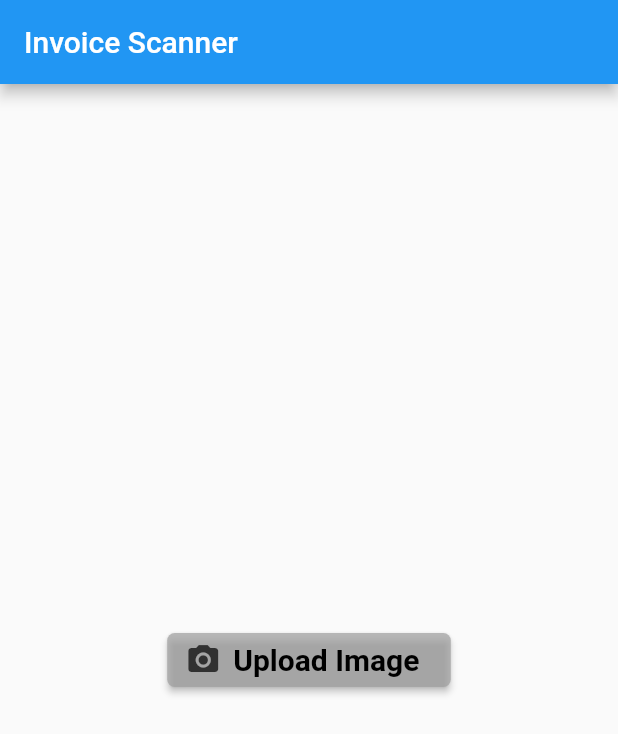
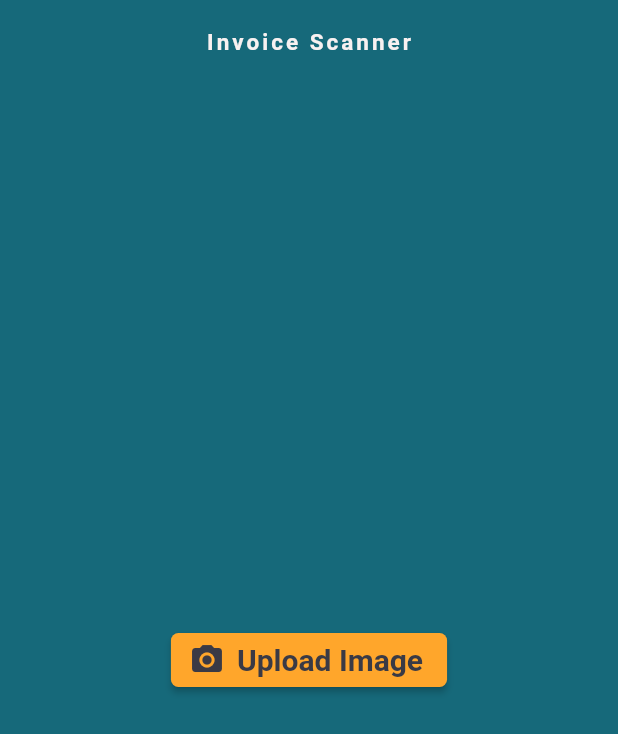
Before and after one commit to Meihern/Invoice-Scanner-Flutter-Mobile, a Flutter app: the screen it shows after launch, on a phone screen of 412 x 824 dp. Shown: the top 734 px of the screen. Run offline on Flutter 3.47's test engine with Material 2 defaults, Android fonts, the phone set to English and light mode, and no system bars; our stand-ins replace bloc, dio, equatable, flutter_bloc, image_cropper, image_picker.

Commit message:
design v1.0

```diff
--- a/lib/main.dart
+++ b/lib/main.dart
@@ -5,6 +5,7 @@ import 'package:mobile_app_invoice_scanner/providers/invoice_scanner_provider.da
 import 'package:mobile_app_invoice_scanner/screens/error_screen.dart';
 import 'package:mobile_app_invoice_scanner/screens/home_details_screen.dart';
 import 'package:mobile_app_invoice_scanner/screens/home_screen.dart';
+import 'package:mobile_app_invoice_scanner/shared/constants.dart';
 
 void main() {
   runApp(
@@ -27,8 +28,20 @@ class MainApp extends StatelessWidget {
         visualDensity: VisualDensity.adaptivePlatformDensity,
       ),
       home: Scaffold(
+        backgroundColor: themePrimaryColor,
         appBar: AppBar(
-          title: Text("Invoice Scanner"),
+          title: Text(
+            'Invoice Scanner',
+            style: TextStyle(
+                color: themeGreyIshColor,
+                fontSize: 15.0,
+                fontWeight: FontWeight.bold,
+                letterSpacing: 2
+            ),
+          ),
+          elevation: 0,
+          centerTitle: true,
+          backgroundColor: themePrimaryColor,
         ),
         body: BlocBuilder<MainBloc, MainState>(
           builder: (BuildContext context, MainState state) {
@@ -46,7 +59,9 @@ class MainApp extends StatelessWidget {
 
             return Center(
               child: Container(
-                child: CircularProgressIndicator(),
+                child: CircularProgressIndicator(
+                  valueColor: new AlwaysStoppedAnimation<Color>(themeLightColor),
+                ),
               ),
             );
           }
--- /dev/null
+++ b/lib/shared/constants.dart
@@ -0,0 +1,8 @@
+import 'package:flutter/material.dart';
+
+// Theme colors
+const themePrimaryColor = const Color(0xFF16697a);
+const themeSecondaryColor = const Color(0xFFdb6400);
+const themeGreyIshColor = const Color(0xFFf8f1f1);
+const themeDarkColor = const Color(0xFF3A3A45);
+const themeLightColor = const Color(0xFFffa62b);
--- a/lib/widgets/camera_button.dart
+++ b/lib/widgets/camera_button.dart
@@ -1,6 +1,7 @@
 import 'package:flutter/material.dart';
 import 'package:flutter_bloc/flutter_bloc.dart';
 import 'package:mobile_app_invoice_scanner/blocs/main/main_bloc.dart';
+import 'package:mobile_app_invoice_scanner/shared/constants.dart';
 
 class CameraButton extends StatelessWidget {
   @override
@@ -38,14 +39,14 @@ class CameraButton extends StatelessWidget {
           ),
           icon: Icon(
             Icons.camera_alt,
-            color: Colors.black.withOpacity(.7),
+            color: themeDarkColor,
           ),
-          label: Text("Upload Image ", style: TextStyle(
-              color: Colors.black, fontWeight: FontWeight.w600,fontSize: 20),),
+          label: Text("Upload Image", style: TextStyle(
+              color: themeDarkColor, fontWeight: FontWeight.w600,fontSize: 20),),
           shape: RoundedRectangleBorder(
             borderRadius: BorderRadius.circular(5),
           ),
-          color: Colors.grey.withOpacity(.7),
+          color: themeLightColor,
         ),
       ),
       alignment: Alignment.center,
```
Also changed, not shown: lib/screens/error_screen.dart (+17 -21 lines), lib/screens/home_details_screen.dart (+75 -13 lines), 1 other file.
